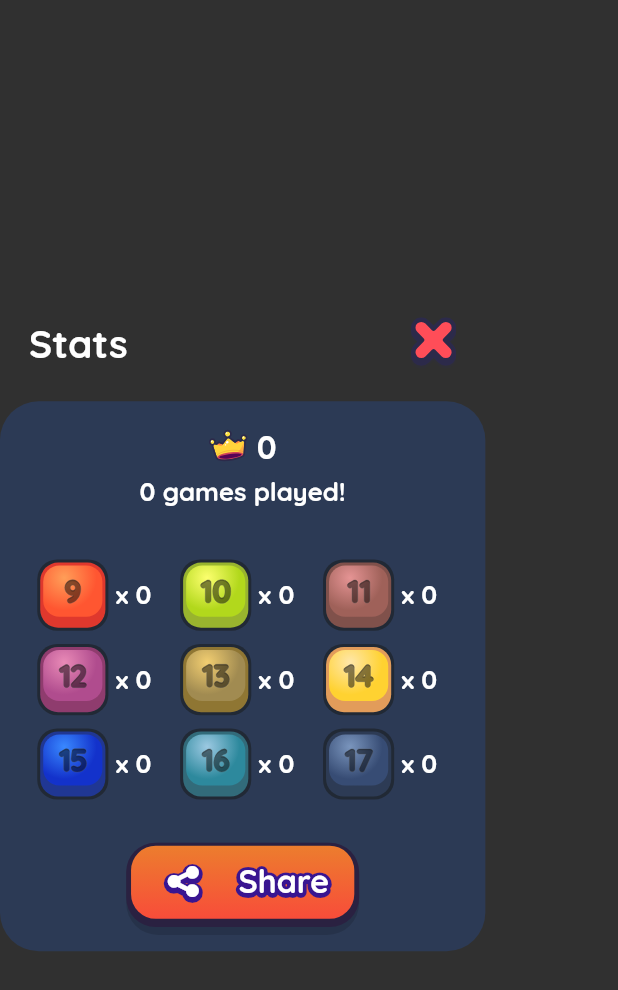
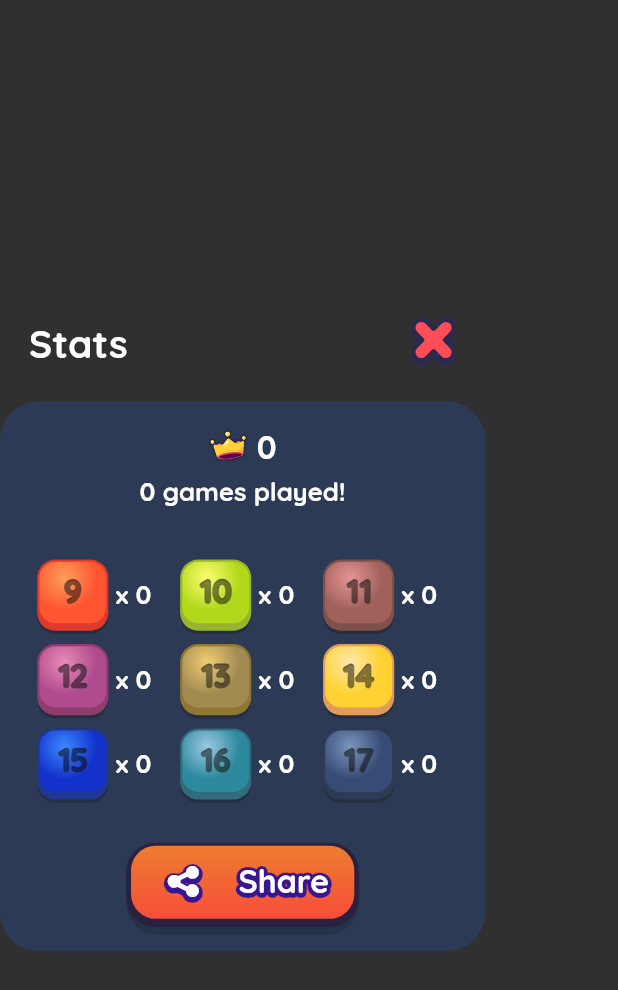
Before and after one commit to manjav/shooddice, a Flutter app: the StatsDialog widget shown alone on an empty page, opened directly, on a phone screen of 412 x 824 dp. Shown: the top 990 px of the screen. Run offline on Flutter 3.47's test engine with Material 2 defaults, Android fonts, the phone set to English and light mode, and no system bars; drawn by our look-alikes of screenshot; our stand-ins replace confetti, device_info, firebase_analytics, firebase_core, flutter_local_notifications, flutter_rating_bar and 10 more; missing offline and left inert: appsflyer_sdk, flame, flame_svg, gameanalytics_sdk, games_services, smartlook and 1 more; accounts and stored records are empty; statements that could not run were skipped.

Commit message:
Redesign cell and Stats

```diff
--- a/project/lib/dialogs/stats.dart
+++ b/project/lib/dialogs/stats.dart
@@ -87,11 +87,7 @@ class _StatsDialogState extends AbstractDialogState<StatsDialog> {
 
   Widget _bigRecordItem(ThemeData theme, int i) {
     return Row(children: [
-      SizedBox(
-          width: 44.d,
-          height: 44.d,
-          child: Widgets.cell(theme, i,
-              textStyle: Themes.style(TColors.white.value[3], 22.d))),
+      SizedBox(width: 44.d, height: 44.d, child: Widgets.cell(theme, i)),
       Text(" x ${Prefs.getBig(i)}", style: theme.textTheme.headline6)
     ]);
   }
--- a/project/lib/widgets/widgets.dart
+++ b/project/lib/widgets/widgets.dart
@@ -5,12 +5,11 @@ import 'package:project/core/cell.dart';
 import 'package:project/utils/utils.dart';
 
 class Widgets {
-  static Widget cell(ThemeData theme, int value,
-      {TextStyle? textStyle, double size = 12}) {
+  static Widget cell(ThemeData theme, int value, {double size = 12}) {
     return Container(
         padding: EdgeInsets.only(bottom: size * 0.4),
         alignment: Alignment.center,
-        child: SVG.show("n$value", size * 1.8),
+        child: SVG.show("n$value", size * 1.9),
         decoration: CellDecoration(value, size),
         width: 154.d,
         height: 52.d);
@@ -35,7 +34,7 @@ class _CellDecorationPainter extends BoxPainter {
   final int value;
   final double size;
   _CellDecorationPainter(this.value, this.size) : super() {
-    _shadowPaint.color = Cell.sideColors[0].withAlpha(144);
+    _shadowPaint.color = Cell.sideColors[0].withAlpha(100);
     _mainPaint.color = Cell.sideColors[value];
     _overPaint.shader = ui.Gradient.radial(
         Offset(size * 1.5, size * 1.3), size * 1.8, Cell.colors[value]);
@@ -43,21 +42,21 @@ class _CellDecorationPainter extends BoxPainter {
 
   @override
   void paint(Canvas canvas, Offset offset, ImageConfiguration configuration) {
-    var b = 2.0;
-    var _cr = size;
-    var r = RRect.fromLTRBXY(
+    var cr = size;
+    var b = size * 0.06;
+    var mr = RRect.fromLTRBXY(
         offset.dx,
         offset.dy,
         offset.dx + configuration.size!.width,
         offset.dy + configuration.size!.height,
-        _cr * 1.1,
-        _cr * 1.1);
-    var mr = RRect.fromLTRBXY(
-        r.left + b, r.top + b, r.right - b, r.bottom - b, _cr, _cr);
-    var or = RRect.fromLTRBXY(r.left + b * 2, r.top + b * 2, r.right - b * 2,
-        r.bottom - b * 2 - 5.d, _cr * 0.9, _cr * 0.9);
+        cr,
+        cr);
+    var sr =
+        RRect.fromLTRBXY(mr.left, mr.top, mr.right, mr.bottom + b * 3, cr, cr);
+    var or = RRect.fromLTRBXY(mr.left + b * 2, mr.top + b * 2, mr.right - b * 2,
+        mr.bottom - b * 2 - size * 0.3, cr * 0.9, cr * 0.9);
 
-    canvas.drawRRect(r, _shadowPaint);
+    canvas.drawRRect(sr, _shadowPaint);
     canvas.drawRRect(mr, _mainPaint);
     canvas.drawRRect(or, _overPaint);
   }
```
Also changed, not shown: project/lib/widgets/components.dart (+7 -7 lines).
